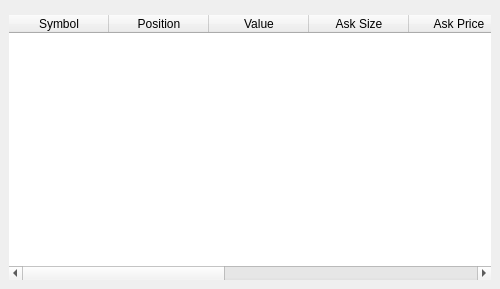
hpsilva/profitpy, file profit/workbench/widgets/ui_tickerdisplay.ui: the form before one commit.
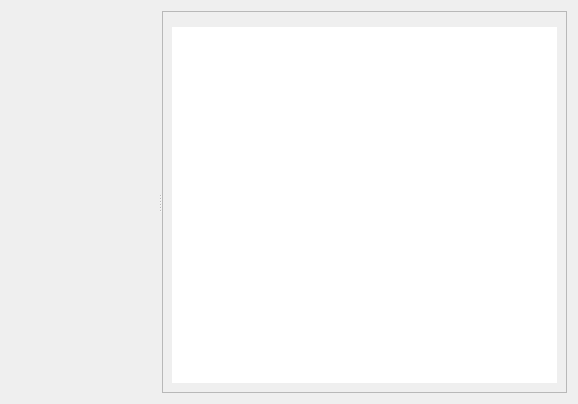
The form after the commit. Icons and pictures are not drawn. Custom widgets are drawn as their Qt base class.

Commit message: Initial implementation of ticker display field selector.

What changed in the file:
```diff
--- a/profit/workbench/widgets/ui_tickerdisplay.ui
+++ b/profit/workbench/widgets/ui_tickerdisplay.ui
@@ -5,20 +5,28 @@
    <rect>
     <x>0</x>
     <y>0</y>
-    <width>500</width>
-    <height>289</height>
+    <width>578</width>
+    <height>404</height>
    </rect>
   </property>
   <property name="windowTitle" >
    <string>Ticker Display</string>
   </property>
-  <layout class="QVBoxLayout" >
-   <property name="spacing" >
-    <number>6</number>
-   </property>
-   <property name="margin" >
-    <number>9</number>
-   </property>
+  <layout class="QHBoxLayout" name="horizontalLayout" >
+   <item>
+    <widget class="QSplitter" name="splitter" >
+     <property name="orientation" >
+      <enum>Qt::Horizontal</enum>
+     </property>
+     <widget class="TickFieldSelect" native="1" name="tickFieldSelect" />
+     <widget class="QFrame" name="frame" >
+      <property name="frameShape" >
+       <enum>QFrame::StyledPanel</enum>
+      </property>
+      <property name="frameShadow" >
+       <enum>QFrame::Raised</enum>
+      </property>
+      <layout class="QVBoxLayout" name="verticalLayout" >
    <item>
     <widget class="FilterBar" native="1" name="widget" />
    </item>
@@ -45,51 +53,10 @@
      <property name="gridStyle" >
       <enum>Qt::DotLine</enum>
      </property>
-     <column>
-      <property name="text" >
-       <string>Symbol</string>
-      </property>
-     </column>
-     <column>
-      <property name="text" >
-       <string>Position</string>
-      </property>
-     </column>
-     <column>
-      <property name="text" >
-       <string>Value</string>
-      </property>
-     </column>
-     <column>
-      <property name="text" >
-       <string>Ask Size</string>
-      </property>
-     </column>
-     <column>
-      <property name="text" >
-       <string>Ask Price</string>
-      </property>
-     </column>
-     <column>
-      <property name="text" >
-       <string>Bid Size</string>
-      </property>
-     </column>
-     <column>
-      <property name="text" >
-       <string>Bid Price</string>
-      </property>
-     </column>
-     <column>
-      <property name="text" >
-       <string>Last Size</string>
-      </property>
-     </column>
-     <column>
-      <property name="text" >
-       <string>Last Price</string>
-      </property>
-     </column>
+        </widget>
+       </item>
+      </layout>
+     </widget>
     </widget>
    </item>
   </layout>
@@ -123,6 +90,12 @@
    <extends>QTableWidget</extends>
    <header location="global" >profit.lib.widgets.localtable.h</header>
   </customwidget>
+  <customwidget>
+   <class>TickFieldSelect</class>
+   <extends>QWidget</extends>
+   <header location="global" >profit.lib.widgets.tickfieldselect</header>
+   <container>1</container>
+  </customwidget>
  </customwidgets>
  <resources/>
  <connections/>
```
Left out of the diff: 2 changed lines with no effect on the pictures. Lines whose indentation alone changed are shown as unchanged. The commit also changes 12 other files.
